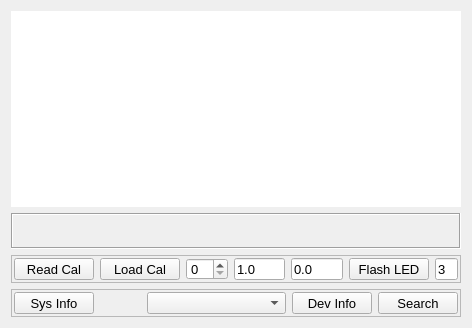
MccDv/mdihattest, file infoform.ui: the form before one commit.
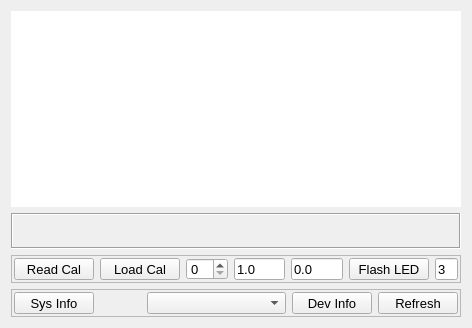
The form after the commit.

The edit to the form file:
```diff
--- a/infoform.ui
+++ b/infoform.ui
@@ -291,7 +291,7 @@
       <item>
        <widget class="QPushButton" name="cmdFindHats">
         <property name="text">
-         <string>Search</string>
+         <string>Refresh</string>
         </property>
        </widget>
       </item>
```
Left out of the diff: 24 changed lines with no effect on the pictures.
